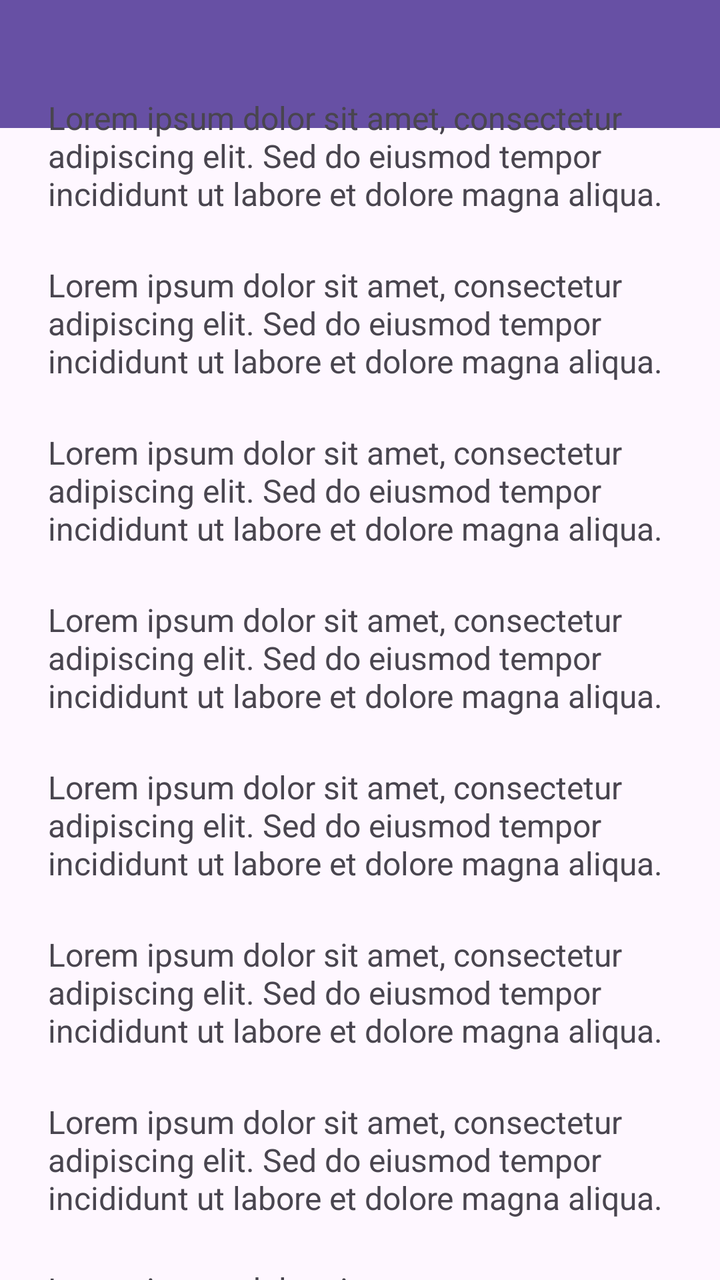
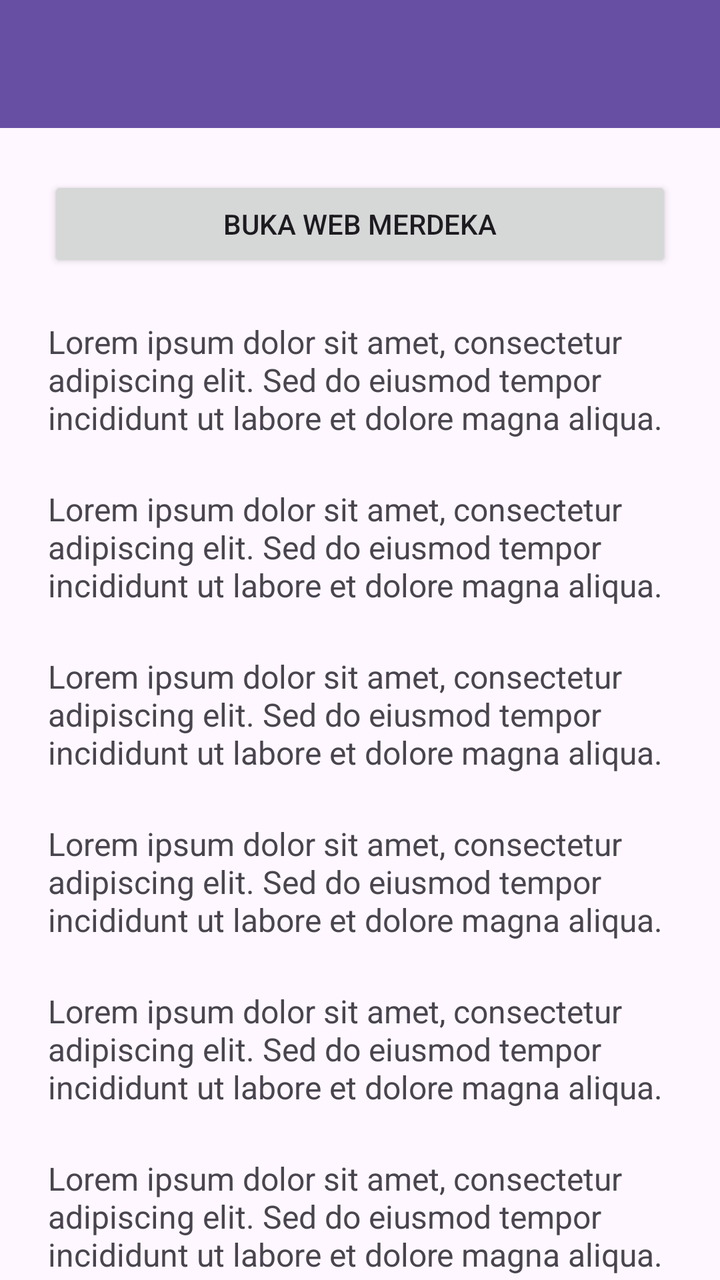

Screens rendered from an Android XML layout before and after an edit, with the pre-edit source and the edit as a unified diff.
<!-- AndroidManifest.xml: application theme Theme.NaylaApps -->
<!-- res/layout/activity_fifth.xml -->
<?xml version="1.0" encoding="utf-8"?>
<androidx.coordinatorlayout.widget.CoordinatorLayout xmlns:android="http://schemas.android.com/apk/res/android"
    xmlns:app="http://schemas.android.com/apk/res-auto"
    xmlns:tools="http://schemas.android.com/tools"
    android:id="@+id/main"
    android:layout_width="match_parent"
    android:layout_height="match_parent"
    tools:context=".pertemuan_5.FifthActivity">

    <androidx.appcompat.widget.Toolbar
        app:layout_scrollFlags="scroll|enterAlways"
        android:id="@+id/toolbar"
        android:layout_width="match_parent"
        android:layout_height="?attr/actionBarSize"
        android:background="?attr/colorPrimary"
        app:titleTextColor="@android:color/white"
        app:subtitleTextColor="@android:color/white" />

    
    <androidx.core.widget.NestedScrollView
        android:layout_width="match_parent"
        android:layout_height="match_parent"
        app:layout_behavior="@string/appbar_scrolling_view_behavior"
        android:padding="24dp"
        android:clipToPadding="false">

        <LinearLayout
            android:layout_width="match_parent"
            android:layout_height="wrap_content"
            android:orientation="vertical"
            android:gravity="center_horizontal">



            
            <TextView
                android:layout_width="match_parent"
                android:layout_height="wrap_content"
                android:text="Lorem ipsum dolor sit amet, consectetur adipiscing elit. Sed do eiusmod tempor incididunt ut labore et dolore magna aliqua. "
                android:textSize="16sp"
                android:layout_marginTop="24dp" />
            <TextView
                android:layout_width="match_parent"
                android:layout_height="wrap_content"
                android:text="Lorem ipsum dolor sit amet, consectetur adipiscing elit. Sed do eiusmod tempor incididunt ut labore et dolore magna aliqua. "
                android:textSize="16sp"
                android:layout_marginTop="24dp" />
            <TextView
                android:layout_width="match_parent"
                android:layout_height="wrap_content"
                android:text="Lorem ipsum dolor sit amet, consectetur adipiscing elit. Sed do eiusmod tempor incididunt ut labore et dolore magna aliqua. "
                android:textSize="16sp"
                android:layout_marginTop="24dp" />
            <TextView
                android:layout_width="match_parent"
                android:layout_height="wrap_content"
                android:text="Lorem ipsum dolor sit amet, consectetur adipiscing elit. Sed do eiusmod tempor incididunt ut labore et dolore magna aliqua. "
                android:textSize="16sp"
                android:layout_marginTop="24dp" />
            <TextView
                android:layout_width="match_parent"
                android:layout_height="wrap_content"
                android:text="Lorem ipsum dolor sit amet, consectetur adipiscing elit. Sed do eiusmod tempor incididunt ut labore et dolore magna aliqua. "
                android:textSize="16sp"
                android:layout_marginTop="24dp" />
            <TextView
                android:layout_width="match_parent"
                android:layout_height="wrap_content"
                android:text="Lorem ipsum dolor sit amet, consectetur adipiscing elit. Sed do eiusmod tempor incididunt ut labore et dolore magna aliqua. "
                android:textSize="16sp"
                android:layout_marginTop="24dp" />
            <TextView
                android:layout_width="match_parent"
                android:layout_height="wrap_content"
                android:text="Lorem ipsum dolor sit amet, consectetur adipiscing elit. Sed do eiusmod tempor incididunt ut labore et dolore magna aliqua. "
                android:textSize="16sp"
                android:layout_marginTop="24dp" />
            <TextView
                android:layout_width="match_parent"
                android:layout_height="wrap_content"
                android:text="Lorem ipsum dolor sit amet, consectetur adipiscing elit. Sed do eiusmod tempor incididunt ut labore et dolore magna aliqua. "
                android:textSize="16sp"
                android:layout_marginTop="24dp" />
            <TextView
                android:layout_width="match_parent"
                android:layout_height="wrap_content"
                android:text="Lorem ipsum dolor sit amet, consectetur adipiscing elit. Sed do eiusmod tempor incididunt ut labore et dolore magna aliqua. "
                android:textSize="16sp"
                android:layout_marginTop="24dp" />
            <TextView
                android:layout_width="match_parent"
                android:layout_height="wrap_content"
                android:text="Lorem ipsum dolor sit amet, consectetur adipiscing elit. Sed do eiusmod tempor incididunt ut labore et dolore magna aliqua. "
                android:textSize="16sp"
                android:layout_marginTop="24dp" />
            <TextView
                android:layout_width="match_parent"
                android:layout_height="wrap_content"
                android:text="Lorem ipsum dolor sit amet, consectetur adipiscing elit. Sed do eiusmod tempor incididunt ut labore et dolore magna aliqua. "
                android:textSize="16sp"
                android:layout_marginTop="24dp" />
            <TextView
                android:layout_width="match_parent"
                android:layout_height="wrap_content"
                android:text="Lorem ipsum dolor sit amet, consectetur adipiscing elit. Sed do eiusmod tempor incididunt ut labore et dolore magna aliqua. "
                android:textSize="16sp"
                android:layout_marginTop="24dp" />
            <TextView
                android:layout_width="match_parent"
                android:layout_height="wrap_content"
                android:text="Lorem ipsum dolor sit amet, consectetur adipiscing elit. Sed do eiusmod tempor incididunt ut labore et dolore magna aliqua. "
                android:textSize="16sp"
                android:layout_marginTop="24dp" />
            <TextView
                android:layout_width="match_parent"
                android:layout_height="wrap_content"
                android:text="Lorem ipsum dolor sit amet, consectetur adipiscing elit. Sed do eiusmod tempor incididunt ut labore et dolore magna aliqua. "
                android:textSize="16sp"
                android:layout_marginTop="24dp" />
            <TextView
                android:layout_width="match_parent"
                android:layout_height="wrap_content"
                android:text="Lorem ipsum dolor sit amet, consectetur adipiscing elit. Sed do eiusmod tempor incididunt ut labore et dolore magna aliqua. "
                android:textSize="16sp"
                android:layout_marginTop="24dp" />
            <TextView
                android:layout_width="match_parent"
                android:layout_height="wrap_content"
                android:text="Lorem ipsum dolor sit amet, consectetur adipiscing elit. Sed do eiusmod tempor incididunt ut labore et dolore magna aliqua. "
                android:textSize="16sp"
                android:layout_marginTop="24dp" />
            <TextView
                android:layout_width="match_parent"
                android:layout_height="wrap_content"
                android:text="Lorem ipsum dolor sit amet, consectetur adipiscing elit. Sed do eiusmod tempor incididunt ut labore et dolore magna aliqua. "
                android:textSize="16sp"
                android:layout_marginTop="24dp" />
        </LinearLayout>
    </androidx.core.widget.NestedScrollView>

</androidx.coordinatorlayout.widget.CoordinatorLayout>
<!-- resources referenced by this layout -->
<resources>
  <style name="Theme.NaylaApps" parent="Base.Theme.NaylaApps" />
  <style name="Base.Theme.NaylaApps" parent="Theme.Material3.DayNight.NoActionBar">
          
          
      </style>
</resources>

<!-- the commit's change to res/layout/activity_fifth.xml (unified diff, before → after) -->
@@ -1,5 +1,6 @@
 <?xml version="1.0" encoding="utf-8"?>
-<androidx.coordinatorlayout.widget.CoordinatorLayout xmlns:android="http://schemas.android.com/apk/res/android"
+<androidx.coordinatorlayout.widget.CoordinatorLayout
+    xmlns:android="http://schemas.android.com/apk/res/android"
     xmlns:app="http://schemas.android.com/apk/res-auto"
     xmlns:tools="http://schemas.android.com/tools"
     android:id="@+id/main"
@@ -7,16 +8,22 @@
     android:layout_height="match_parent"
     tools:context=".pertemuan_5.FifthActivity">
 
-    <androidx.appcompat.widget.Toolbar
-        app:layout_scrollFlags="scroll|enterAlways"
-        android:id="@+id/toolbar"
+    <com.google.android.material.appbar.AppBarLayout
+        android:id="@+id/appBarLayout"
         android:layout_width="match_parent"
-        android:layout_height="?attr/actionBarSize"
-        android:background="?attr/colorPrimary"
-        app:titleTextColor="@android:color/white"
-        app:subtitleTextColor="@android:color/white" />
+        android:layout_height="wrap_content"
+        android:theme="@style/ThemeOverlay.AppCompat.Dark.ActionBar">
 
-    
+        <androidx.appcompat.widget.Toolbar
+            android:id="@+id/toolbar"
+            android:layout_width="match_parent"
+            android:layout_height="?attr/actionBarSize"
+            android:background="?attr/colorPrimary"
+            app:titleTextColor="@android:color/white"
+            app:subtitleTextColor="@android:color/white"
+            app:layout_scrollFlags="scroll|enterAlways"/>
+    </com.google.android.material.appbar.AppBarLayout>
+
     <androidx.core.widget.NestedScrollView
         android:layout_width="match_parent"
         android:layout_height="match_parent"
@@ -30,9 +37,14 @@
             android:orientation="vertical"
             android:gravity="center_horizontal">
 
+            <Button
+                android:id="@+id/btnWebView"
+                android:layout_width="match_parent"
+                android:layout_height="wrap_content"
+                android:text="Buka Web Merdeka"
 
+                app:iconGravity="textStart" />
 
-            
             <TextView
                 android:layout_width="match_parent"
                 android:layout_height="wrap_content"
